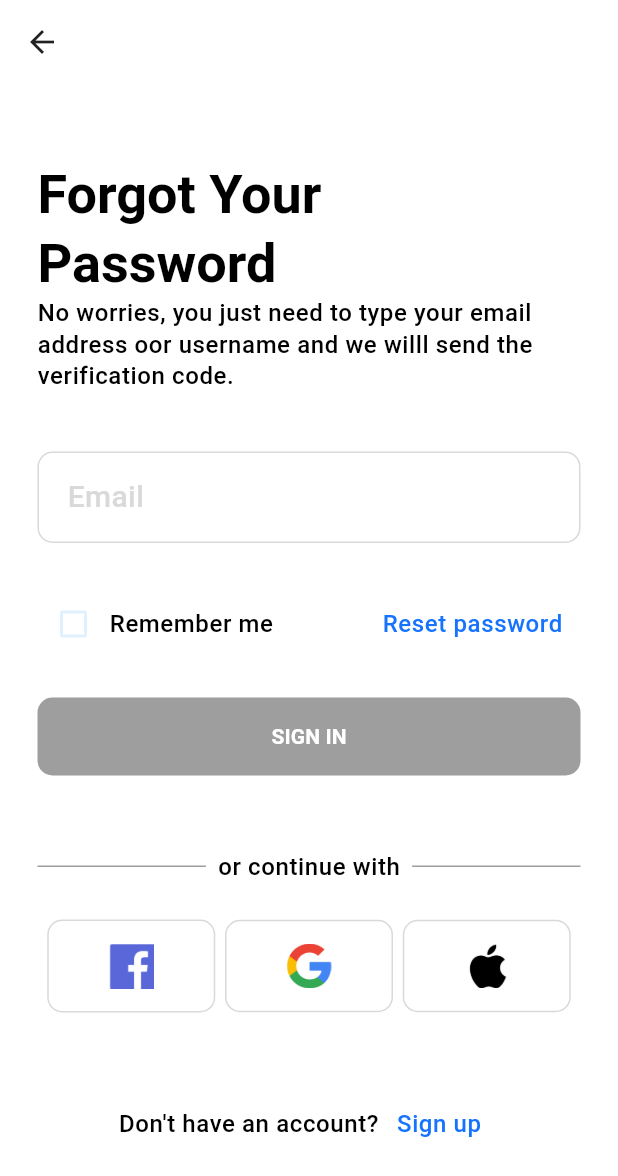
After one commit to Dapo-dan/bankio, a Flutter app: the ForgotPasswordScreen screen opened directly, on a phone screen of 412 x 824 dp. The commit adds this screen. Shown: the top 1176 px of the screen. Run offline on Flutter 3.47's test engine with Material 3 defaults, Android fonts, the phone set to English and light mode, and no system bars; our stand-ins replace bloc, equatable, flutter_bloc.

Commit message:
feat: implement forgot password functionality with BLoC, add verify identity page,

```diff
--- /dev/null
+++ b/lib/blocs/auth_bloc/forgot_password/forgot_password_bloc.dart
@@ -0,0 +1,25 @@
+import 'package:bloc/bloc.dart';
+import 'package:equatable/equatable.dart';
+import 'package:flutter/foundation.dart';
+
+part 'forgot_password_event.dart';
+part 'forgot_password_state.dart';
+
+class ForgotPasswordBloc
+    extends Bloc<ForgotPasswordEvent, ForgotPasswordState> {
+  ForgotPasswordBloc() : super(const ForgotPasswordState()) {
+    on<EmailChanged>((event, emit) {
+      final emailError = event.email.contains('@') ? null : "Invalid email";
+      emit(state.copyWith(email: event.email, emailError: emailError));
+    });
+
+    on<Submitted>((event, emit) {
+      // Add authentication logic here
+      if (state.emailError == null) {
+        if (kDebugMode) {
+          print("Send verification code: ${state.email}");
+        }
+      }
+    });
+  }
+}
--- /dev/null
+++ b/lib/blocs/auth_bloc/forgot_password/forgot_password_event.dart
@@ -0,0 +1,35 @@
+part of 'forgot_password_bloc.dart';
+
+abstract class ForgotPasswordEvent extends Equatable {
+  @override
+  List<Object?> get props => [];
+}
+
+class EmailChanged extends ForgotPasswordEvent {
+  final String email;
+
+  EmailChanged(this.email);
+
+  @override
+  List<Object?> get props => [email];
+}
+
+class PasswordChanged extends ForgotPasswordEvent {
+  final String password;
+
+  PasswordChanged(this.password);
+
+  @override
+  List<Object?> get props => [password];
+}
+
+class RememberMeToggled extends ForgotPasswordEvent {
+  final bool value;
+
+  RememberMeToggled(this.value);
+
+  @override
+  List<Object?> get props => [value];
+}
+
+class Submitted extends ForgotPasswordEvent {}
--- /dev/null
+++ b/lib/blocs/auth_bloc/forgot_password/forgot_password_state.dart
@@ -0,0 +1,44 @@
+part of 'forgot_password_bloc.dart';
+
+class ForgotPasswordState extends Equatable {
+  final String email;
+  final String password;
+  final bool rememberMe;
+  final String? emailError;
+  final String? passwordError;
+
+  const ForgotPasswordState({
+    this.email = '',
+    this.password = '',
+    this.rememberMe = false,
+    this.emailError,
+    this.passwordError,
+  });
+
+  bool get canSubmit =>
+      email.isNotEmpty &&
+      password.isNotEmpty &&
+      emailError == null &&
+      passwordError == null &&
+      rememberMe == true;
+
+  ForgotPasswordState copyWith({
+    String? email,
+    String? password,
+    bool? rememberMe,
+    String? emailError,
+    String? passwordError,
+  }) {
+    return ForgotPasswordState(
+      email: email ?? this.email,
+      password: password ?? this.password,
+      rememberMe: rememberMe ?? this.rememberMe,
+      emailError: emailError,
+      passwordError: passwordError,
+    );
+  }
+
+  @override
+  List<Object?> get props =>
+      [email, password, rememberMe, emailError, passwordError];
+}
--- a/lib/main.dart
+++ b/lib/main.dart
@@ -1,5 +1,5 @@
 import 'package:bankio/blocs/auth_bloc/signup/signup_bloc.dart';
-import 'package:bankio/presentation/screens/auth/login_page.dart';
+import 'package:bankio/presentation/screens/auth/login/login_page.dart';
 import 'package:bankio/presentation/themes/app_themes.dart';
 import 'package:flutter/material.dart';
 import 'package:flutter_bloc/flutter_bloc.dart';
--- /dev/null
+++ b/lib/presentation/screens/auth/forgot_password/forgot_password.dart
@@ -0,0 +1,153 @@
+import 'package:bankio/blocs/auth_bloc/login_bloc/login_bloc.dart';
+import 'package:bankio/presentation/screens/auth/signup/get_started.dart';
+import 'package:bankio/presentation/widgets/button.dart';
+import 'package:bankio/presentation/widgets/social_login_button.dart';
+import 'package:bankio/presentation/widgets/text_input_field.dart';
+import 'package:bankio/utils/const.dart';
+import 'package:bankio/utils/image_path.dart';
+import 'package:flutter/material.dart';
+import 'package:flutter_bloc/flutter_bloc.dart';
+
+class ForgotPasswordScreen extends StatelessWidget {
+  const ForgotPasswordScreen({super.key});
+
+  @override
+  Widget build(BuildContext context) {
+    final theme = Theme.of(context);
+
+    return Scaffold(
+      appBar: AppBar(
+        leading: BackButton(color: theme.iconTheme.color),
+        backgroundColor: Colors.transparent,
+        elevation: 0,
+      ),
+      body: Padding(
+        padding: const EdgeInsets.symmetric(horizontal: BODY_PADDING),
+        child: SingleChildScrollView(
+          child: Column(
+            crossAxisAlignment: CrossAxisAlignment.start,
+            children: [
+              verticalSpaceLarge(),
+              Text(
+                "Forgot Your\nPassword",
+                style: theme.textTheme.headlineMedium,
+              ),
+              Text(
+                "No worries, you just need to type your email address oor username and we willl send the verification code.",
+                style: theme.textTheme.bodySmall,
+              ),
+              verticalSpaceMedium(),
+              BlocBuilder<LoginBloc, LoginState>(
+                builder: (context, state) {
+                  return Column(
+                    children: [
+                      TextInputForm(
+                        hint: "Email",
+                        errorText: state.emailError,
+                        onChanged: (email) =>
+                            context.read<LoginBloc>().add(EmailChanged(email)),
+                      ),
+                    ],
+                  );
+                },
+              ),
+              verticalSpaceMedium(),
+              Row(
+                children: [
+                  Checkbox(
+                    value: context.watch<LoginBloc>().state.rememberMe,
+                    activeColor: theme.primaryColor,
+                    onChanged: (value) {
+                      context.read<LoginBloc>().add(RememberMeToggled(value!));
+                    },
+                  ),
+                  Text(
+                    "Remember me",
+                    style: theme.textTheme.bodySmall,
+                  ),
+                  const Spacer(),
+                  TextButton(
+                    onPressed: () {},
+                    child: Text(
+                      "Reset password",
+                      style: theme.textTheme.bodySmall?.copyWith(
+                        color: theme.primaryColor,
+                      ),
+                    ),
+                  ),
+                ],
+              ),
+              verticalSpaceMedium(),
+              BlocBuilder<LoginBloc, LoginState>(
+                builder: (context, state) {
+                  return AppButton(
+                    allowSubmit: state.canSubmit,
+                    onTap: () => context.read<LoginBloc>().add(
+                          Submitted(),
+                        ),
+                    title: "SIGN IN",
+                  );
+                },
+              ),
+              verticalSpaceLarge(),
+              Row(
+                children: [
+                  const Expanded(child: Divider(color: Colors.grey)),
+                  Padding(
+                    padding: const EdgeInsets.symmetric(horizontal: 8.0),
+                    child: Text(
+                      "or continue with",
+                      style: theme.textTheme.bodySmall,
+                    ),
+                  ),
+                  const Expanded(child: Divider(color: Colors.grey)),
+                ],
+              ),
+              verticalSpaceMedium(),
+              const Row(
+                mainAxisAlignment: MainAxisAlignment.spaceEvenly,
+                children: [
+                  SocialLoginButton2(
+                    icon: ImagePath.facebook,
+                  ),
+                  SocialLoginButton2(
+                    icon: ImagePath.google,
+                  ),
+                  SocialLoginButton2(
+                    icon: ImagePath.apple,
+                  ),
+                ],
+              ),
+              verticalSpaceLarge(),
+              Row(
+                mainAxisAlignment: MainAxisAlignment.center,
+                children: [
+                  Text(
+                    "Don't have an account?",
+                    style: theme.textTheme.bodySmall,
+                  ),
+                  TextButton(
+                    onPressed: () {
+                      Navigator.push(
+                        context,
+                        MaterialPageRoute(
+                          builder: (_) => GetStartedPage(),
+                        ),
+                      );
+                    },
+                    child: Text(
+                      "Sign up",
+                      style: theme.textTheme.bodySmall?.copyWith(
+                        color: theme.primaryColor,
+                      ),
+                    ),
+                  ),
+                ],
+              ),
+            ],
+          ),
+        ),
+      ),
+    );
+  }
+}
--- a/lib/presentation/screens/auth/login_page.dart
+++ b/lib/presentation/screens/auth/login/login_page.dart
@@ -1,5 +1,5 @@
 import 'package:bankio/blocs/auth_bloc/login_bloc/login_bloc.dart';
-import 'package:bankio/presentation/screens/auth/get_started.dart';
+import 'package:bankio/presentation/screens/auth/signup/get_started.dart';
 import 'package:bankio/presentation/widgets/button.dart';
 import 'package:bankio/presentation/widgets/social_login_button.dart';
 import 'package:bankio/presentation/widgets/text_input_field.dart';
--- a/lib/presentation/screens/auth/get_started.dart
+++ b/lib/presentation/screens/auth/signup/get_started.dart
@@ -1,5 +1,5 @@
 import 'package:bankio/blocs/auth_bloc/signup/signup_bloc.dart';
-import 'package:bankio/presentation/screens/auth/verify_identity.dart';
+import 'package:bankio/presentation/screens/auth/signup/verify_identity.dart';
 import 'package:bankio/presentation/widgets/button.dart';
 import 'package:bankio/utils/const.dart';
 import 'package:flutter/material.dart';
--- a/lib/presentation/screens/auth/photo_id_page.dart
+++ b/lib/presentation/screens/auth/signup/photo_id_page.dart
@@ -1,5 +1,5 @@
 import 'package:bankio/blocs/auth_bloc/signup/signup_bloc.dart';
-import 'package:bankio/presentation/screens/auth/fill_profile_page.dart';
+import 'package:bankio/presentation/screens/auth/signup/fill_profile_page.dart';
 import 'package:bankio/presentation/widgets/button.dart';
 import 'package:flutter/material.dart';
 import 'package:flutter_bloc/flutter_bloc.dart';
--- a/lib/presentation/screens/auth/proof_of_residency.dart
+++ b/lib/presentation/screens/auth/signup/proof_of_residency.dart
@@ -1,5 +1,5 @@
 import 'package:bankio/blocs/auth_bloc/signup/signup_bloc.dart';
-import 'package:bankio/presentation/screens/auth/photo_id_page.dart';
+import 'package:bankio/presentation/screens/auth/signup/photo_id_page.dart';
 import 'package:bankio/presentation/widgets/button.dart';
 import 'package:bankio/utils/const.dart';
 import 'package:flutter/material.dart';
--- a/lib/presentation/screens/auth/verify_identity.dart
+++ b/lib/presentation/screens/auth/signup/verify_identity.dart
@@ -1,4 +1,4 @@
-import 'package:bankio/presentation/screens/auth/proof_of_residency.dart';
+import 'package:bankio/presentation/screens/auth/signup/proof_of_residency.dart';
 import 'package:bankio/presentation/widgets/button.dart';
 import 'package:bankio/utils/const.dart';
 import 'package:flutter/material.dart';
```
Also changed, not shown: lib/presentation/screens/auth/signup/fill_profile_page.dart (renamed from lib/presentation/screens/auth/fill_profile_page.dart), 6 other files.
